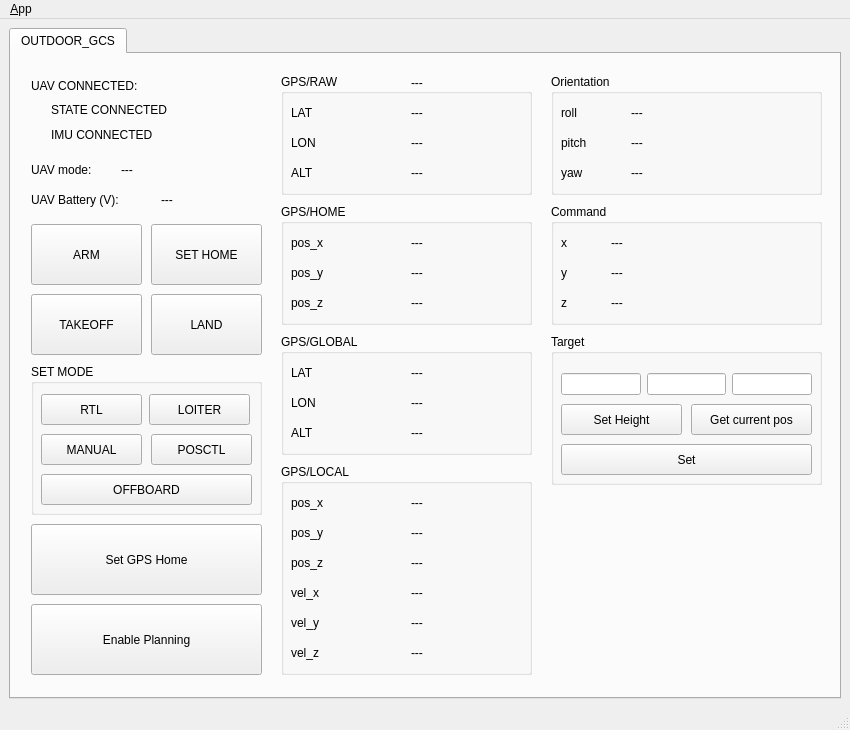
Old version of the form ui/main_window.ui in the repository chenc159/outdoor_gcs.
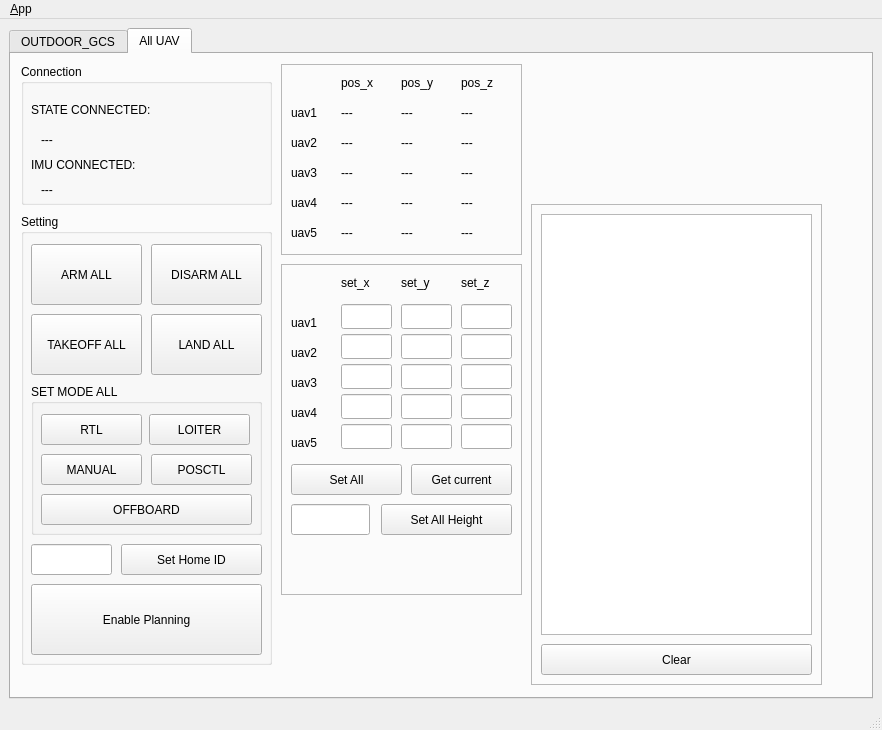
New version of the form. Icons and pictures are not drawn.

```diff
--- a/ui/main_window.ui
+++ b/ui/main_window.ui
@@ -6,7 +6,7 @@
    <rect>
     <x>0</x>
     <y>0</y>
-    <width>850</width>
+    <width>882</width>
     <height>730</height>
    </rect>
   </property>
@@ -34,7 +34,7 @@
        <locale language="English" country="Australia"/>
       </property>
       <property name="currentIndex">
-       <number>0</number>
+       <number>1</number>
       </property>
       <widget class="QWidget" name="tab_status">
        <attribute name="title">
@@ -998,6 +998,978 @@
         </property>
        </widget>
       </widget>
+      <widget class="QWidget" name="tab">
+       <attribute name="title">
+        <string>All UAV</string>
+       </attribute>
+       <widget class="QGroupBox" name="groupBox_3">
+        <property name="geometry">
+         <rect>
+          <x>10</x>
+          <y>160</y>
+          <width>251</width>
+          <height>451</height>
+         </rect>
+        </property>
+        <property name="title">
+         <string>Setting</string>
+        </property>
+        <widget class="QPushButton" name="ARM_ALL">
+         <property name="geometry">
+          <rect>
+           <x>10</x>
+           <y>30</y>
+           <width>111</width>
+           <height>61</height>
+          </rect>
+         </property>
+         <property name="text">
+          <string>ARM ALL</string>
+         </property>
+        </widget>
+        <widget class="QPushButton" name="DISARM_ALL">
+         <property name="geometry">
+          <rect>
+           <x>130</x>
+           <y>30</y>
+           <width>111</width>
+           <height>61</height>
+          </rect>
+         </property>
+         <property name="text">
+          <string>DISARM ALL</string>
+         </property>
+        </widget>
+        <widget class="QPushButton" name="TAKEOFF_ALL">
+         <property name="geometry">
+          <rect>
+           <x>10</x>
+           <y>100</y>
+           <width>111</width>
+           <height>61</height>
+          </rect>
+         </property>
+         <property name="text">
+          <string>TAKEOFF ALL</string>
+         </property>
+        </widget>
+        <widget class="QPushButton" name="LAND_ALL">
+         <property name="geometry">
+          <rect>
+           <x>130</x>
+           <y>100</y>
+           <width>111</width>
+           <height>61</height>
+          </rect>
+         </property>
+         <property name="text">
+          <string>LAND ALL</string>
+         </property>
+        </widget>
+        <widget class="QGroupBox" name="groupBox_2">
+         <property name="geometry">
+          <rect>
+           <x>10</x>
+           <y>170</y>
+           <width>231</width>
+           <height>151</height>
+          </rect>
+         </property>
+         <property name="title">
+          <string>SET MODE ALL</string>
+         </property>
+         <widget class="QPushButton" name="MODE_RTL_ALL">
+          <property name="geometry">
+           <rect>
+            <x>10</x>
+            <y>30</y>
+            <width>101</width>
+            <height>31</height>
+           </rect>
+          </property>
+          <property name="text">
+           <string>RTL</string>
+          </property>
+         </widget>
+         <widget class="QPushButton" name="MODE_LOITER_ALL">
+          <property name="geometry">
+           <rect>
+            <x>118</x>
+            <y>30</y>
+            <width>101</width>
+            <height>31</height>
+           </rect>
+          </property>
+          <property name="text">
+           <string>LOITER</string>
+          </property>
+         </widget>
+         <widget class="QPushButton" name="MODE_MANUAL_ALL">
+          <property name="geometry">
+           <rect>
+            <x>10</x>
+            <y>70</y>
+            <width>101</width>
+            <height>31</height>
+           </rect>
+          </property>
+          <property name="text">
+           <string>MANUAL</string>
+          </property>
+         </widget>
+         <widget class="QPushButton" name="MODE_POSCTL_ALL">
+          <property name="geometry">
+           <rect>
+            <x>120</x>
+            <y>70</y>
+            <width>101</width>
+            <height>31</height>
+           </rect>
+          </property>
+          <property name="text">
+           <string>POSCTL</string>
+          </property>
+         </widget>
+         <widget class="QPushButton" name="MODE_OFFBOARD_ALL">
+          <property name="geometry">
+           <rect>
+            <x>10</x>
+            <y>110</y>
+            <width>211</width>
+            <height>31</height>
+           </rect>
+          </property>
+          <property name="text">
+           <string>OFFBOARD</string>
+          </property>
+         </widget>
+        </widget>
+        <widget class="QLineEdit" name="Set_Home_ID">
+         <property name="geometry">
+          <rect>
+           <x>10</x>
+           <y>330</y>
+           <width>81</width>
+           <height>31</height>
+          </rect>
+         </property>
+        </widget>
+        <widget class="QPushButton" name="Set_Home_ID_ALL">
+         <property name="geometry">
+          <rect>
+           <x>100</x>
+           <y>330</y>
+           <width>141</width>
+           <height>31</height>
+          </rect>
+         </property>
+         <property name="text">
+          <string>Set Home ID</string>
+         </property>
+        </widget>
+        <widget class="QPushButton" name="Enable_Planning_ALL">
+         <property name="geometry">
+          <rect>
+           <x>10</x>
+           <y>370</y>
+           <width>231</width>
+           <height>71</height>
+          </rect>
+         </property>
+         <property name="text">
+          <string>Enable Planning</string>
+         </property>
+        </widget>
+       </widget>
+       <widget class="QGroupBox" name="groupBox_4">
+        <property name="geometry">
+         <rect>
+          <x>10</x>
+          <y>10</y>
+          <width>251</width>
+          <height>141</height>
+         </rect>
+        </property>
+        <property name="title">
+         <string>Connection</string>
+        </property>
+        <widget class="QLabel" name="STATE_CONNECT_ALL">
+         <property name="geometry">
+          <rect>
+           <x>10</x>
+           <y>30</y>
+           <width>161</width>
+           <height>31</height>
+          </rect>
+         </property>
+         <property name="text">
+          <string>STATE CONNECTED:</string>
+         </property>
+        </widget>
+        <widget class="QLabel" name="IMU_CONNECT_ALL">
+         <property name="geometry">
+          <rect>
+           <x>10</x>
+           <y>90</y>
+           <width>161</width>
+           <height>21</height>
+          </rect>
+         </property>
+         <property name="text">
+          <string>IMU CONNECTED:</string>
+         </property>
+        </widget>
+        <widget class="QLabel" name="STATE_CONNECT_ID">
+         <property name="geometry">
+          <rect>
+           <x>20</x>
+           <y>60</y>
+           <width>211</width>
+           <height>31</height>
+          </rect>
+         </property>
+         <property name="text">
+          <string>---</string>
+         </property>
+        </widget>
+        <widget class="QLabel" name="IMU_CONNECT_ID">
+         <property name="geometry">
+          <rect>
+           <x>20</x>
+           <y>110</y>
+           <width>211</width>
+           <height>31</height>
+          </rect>
+         </property>
+         <property name="text">
+          <string>---</string>
+         </property>
+        </widget>
+       </widget>
+       <widget class="QFrame" name="frame">
+        <property name="geometry">
+         <rect>
+          <x>270</x>
+          <y>10</y>
+          <width>241</width>
+          <height>191</height>
+         </rect>
+        </property>
+        <property name="frameShape">
+         <enum>QFrame::StyledPanel</enum>
+        </property>
+        <property name="frameShadow">
+         <enum>QFrame::Raised</enum>
+        </property>
+        <widget class="QLabel" name="posx_title_4">
+         <property name="geometry">
+          <rect>
+           <x>60</x>
+           <y>10</y>
+           <width>51</width>
+           <height>17</height>
+          </rect>
+         </property>
+         <property name="text">
+          <string>pos_x</string>
+         </property>
+        </widget>
+        <widget class="QLabel" name="posy_title_4">
+         <property name="geometry">
+          <rect>
+           <x>120</x>
+           <y>10</y>
+           <width>51</width>
+           <height>17</height>
+          </rect>
+         </property>
+         <property name="text">
+          <string>pos_y</string>
+         </property>
+        </widget>
+        <widget class="QLabel" name="posz_title_4">
+         <property name="geometry">
+          <rect>
+           <x>180</x>
+           <y>10</y>
+           <width>51</width>
+           <height>17</height>
+          </rect>
+         </property>
+         <property name="text">
+          <string>pos_z</string>
+         </property>
+        </widget>
+        <widget class="QLabel" name="uav_title_1">
+         <property name="geometry">
+          <rect>
+           <x>10</x>
+           <y>40</y>
+           <width>41</width>
+           <height>17</height>
+          </rect>
+         </property>
+         <property name="text">
+          <string>uav1</string>
+         </property>
+        </widget>
+        <widget class="QLabel" name="uav_x_1">
+         <property name="geometry">
+          <rect>
+           <x>60</x>
+           <y>40</y>
+           <width>51</width>
+           <height>17</height>
+          </rect>
+         </property>
+         <property name="text">
+          <string>---</string>
+         </property>
+        </widget>
+        <widget class="QLabel" name="uav_y_1">
+         <property name="geometry">
+          <rect>
+           <x>120</x>
+           <y>40</y>
+           <width>51</width>
+           <height>17</height>
+          </rect>
+         </property>
+         <property name="text">
+          <string>---</string>
+         </property>
+        </widget>
+        <widget class="QLabel" name="uav_z_1">
+         <property name="geometry">
+          <rect>
+           <x>180</x>
+           <y>40</y>
+           <width>51</width>
+           <height>17</height>
+          </rect>
+         </property>
+         <property name="text">
+          <string>---</string>
+         </property>
+        </widget>
+        <widget class="QLabel" name="uav_title_2">
+         <property name="geometry">
+          <rect>
+           <x>10</x>
+           <y>70</y>
+           <width>41</width>
+           <height>17</height>
+          </rect>
+         </property>
+         <property name="text">
+          <string>uav2</string>
+         </property>
+        </widget>
+        <widget class="QLabel" name="uav_title_3">
+         <property name="geometry">
+          <rect>
+           <x>10</x>
+           <y>100</y>
+           <width>41</width>
+           <height>17</height>
+          </rect>
+         </property>
+         <property name="text">
+          <string>uav3</string>
+         </property>
+        </widget>
+        <widget class="QLabel" name="uav_title_4">
+         <property name="geometry">
+          <rect>
+           <x>10</x>
+           <y>130</y>
+           <width>41</width>
+           <height>17</height>
+          </rect>
+         </property>
+         <property name="text">
+          <string>uav4</string>
+         </property>
+        </widget>
+        <widget class="QLabel" name="uav_title_5">
+         <property name="geometry">
+          <rect>
+           <x>10</x>
+           <y>160</y>
+           <width>41</width>
+           <height>17</height>
+          </rect>
+         </property>
+         <property name="text">
+          <string>uav5</string>
+         </property>
+        </widget>
+        <widget class="QLabel" name="uav_x_2">
+         <property name="geometry">
+          <rect>
+           <x>60</x>
+           <y>70</y>
+           <width>51</width>
+           <height>17</height>
+          </rect>
+         </property>
+         <property name="text">
+          <string>---</string>
+         </property>
+        </widget>
+        <widget class="QLabel" name="uav_x_3">
+         <property name="geometry">
+          <rect>
+           <x>60</x>
+           <y>100</y>
+           <width>51</width>
+           <height>17</height>
+          </rect>
+         </property>
+         <property name="text">
+          <string>---</string>
+         </property>
+        </widget>
+        <widget class="QLabel" name="uav_x_4">
+         <property name="geometry">
+          <rect>
+           <x>60</x>
+           <y>130</y>
+           <width>51</width>
+           <height>17</height>
+          </rect>
+         </property>
+         <property name="text">
+          <string>---</string>
+         </property>
+        </widget>
+        <widget class="QLabel" name="uav_x_5">
+         <property name="geometry">
+          <rect>
+           <x>60</x>
+           <y>160</y>
+           <width>51</width>
+           <height>17</height>
+          </rect>
+         </property>
+         <property name="text">
+          <string>---</string>
+         </property>
+        </widget>
+        <widget class="QLabel" name="uav_y_2">
+         <property name="geometry">
+          <rect>
+           <x>120</x>
+           <y>70</y>
+           <width>51</width>
+           <height>17</height>
+          </rect>
+         </property>
+         <property name="text">
+          <string>---</string>
+         </property>
+        </widget>
+        <widget class="QLabel" name="uav_y_3">
+         <property name="geometry">
+          <rect>
+           <x>120</x>
+           <y>100</y>
+           <width>51</width>
+           <height>17</height>
+          </rect>
+         </property>
+         <property name="text">
+          <string>---</string>
+         </property>
+        </widget>
+        <widget class="QLabel" name="uav_y_4">
+         <property name="geometry">
+          <rect>
+           <x>120</x>
+           <y>130</y>
+           <width>51</width>
+           <height>17</height>
+          </rect>
+         </property>
+         <property name="text">
+          <string>---</string>
+         </property>
+        </widget>
+        <widget class="QLabel" name="uav_y_5">
+         <property name="geometry">
+          <rect>
+           <x>120</x>
+           <y>160</y>
+           <width>51</width>
+           <height>17</height>
+          </rect>
+         </property>
+         <property name="text">
+          <string>---</string>
+         </property>
+        </widget>
+        <widget class="QLabel" name="uav_z_2">
+         <property name="geometry">
+          <rect>
+           <x>180</x>
+           <y>70</y>
+           <width>51</width>
+           <height>17</height>
+          </rect>
+         </property>
+         <property name="text">
+          <string>---</string>
+         </property>
+        </widget>
+        <widget class="QLabel" name="uav_z_3">
+         <property name="geometry">
+          <rect>
+           <x>180</x>
+           <y>100</y>
+           <width>51</width>
+           <height>17</height>
+          </rect>
+         </property>
+         <property name="text">
+          <string>---</string>
+         </property>
+        </widget>
+        <widget class="QLabel" name="uav_z_4">
+         <property name="geometry">
+          <rect>
+           <x>180</x>
+           <y>130</y>
+           <width>51</width>
+           <height>17</height>
+          </rect>
+         </property>
+         <property name="text">
+          <string>---</string>
+         </property>
+        </widget>
+        <widget class="QLabel" name="uav_z_5">
+         <property name="geometry">
+          <rect>
+           <x>180</x>
+           <y>160</y>
+           <width>51</width>
+           <height>17</height>
+          </rect>
+         </property>
+         <property name="text">
+          <string>---</string>
+         </property>
+        </widget>
+       </widget>
+       <widget class="QFrame" name="frame_2">
+        <property name="geometry">
+         <rect>
+          <x>270</x>
+          <y>210</y>
+          <width>241</width>
+          <height>331</height>
+         </rect>
+        </property>
+        <property name="frameShape">
+         <enum>QFrame::StyledPanel</enum>
+        </property>
+        <property name="frameShadow">
+         <enum>QFrame::Raised</enum>
+        </property>
+        <widget class="QLabel" name="set_x">
+         <property name="geometry">
+          <rect>
+           <x>60</x>
+           <y>10</y>
+           <width>51</width>
+           <height>17</height>
+          </rect>
+         </property>
+         <property name="text">
+          <string>set_x</string>
+         </property>
+        </widget>
+        <widget class="QLabel" name="set_y">
+         <property name="geometry">
+          <rect>
+           <x>120</x>
+           <y>10</y>
+           <width>51</width>
+           <height>17</height>
+          </rect>
+         </property>
+         <property name="text">
+          <string>set_y</string>
+         </property>
+        </widget>
+        <widget class="QLabel" name="set_z">
+         <property name="geometry">
+          <rect>
+           <x>180</x>
+           <y>10</y>
+           <width>51</width>
+           <height>17</height>
+          </rect>
+         </property>
+         <property name="text">
+          <string>set_z</string>
+         </property>
+        </widget>
+        <widget class="QLabel" name="uav_set_1">
+         <property name="geometry">
+          <rect>
+           <x>10</x>
+           <y>50</y>
+           <width>41</width>
+           <height>17</height>
+          </rect>
+         </property>
+         <property name="text">
+          <string>uav1</string>
+         </property>
+        </widget>
+        <widget class="QLabel" name="uav_set_2">
+         <property name="geometry">
+          <rect>
+           <x>10</x>
+           <y>80</y>
+           <width>41</width>
+           <height>17</height>
+          </rect>
+         </property>
+         <property name="text">
+          <string>uav2</string>
+         </property>
+        </widget>
+        <widget class="QLabel" name="uav_set_3">
+         <property name="geometry">
+          <rect>
+           <x>10</x>
+           <y>110</y>
+           <width>41</width>
+           <height>17</height>
+          </rect>
+         </property>
+         <property name="text">
+          <string>uav3</string>
+         </property>
+        </widget>
+        <widget class="QLabel" name="uav_set_4">
+         <property name="geometry">
+          <rect>
+           <x>10</x>
+           <y>140</y>
+           <width>41</width>
+           <height>17</height>
+          </rect>
+         </property>
+         <property name="text">
+          <string>uav4</string>
+         </property>
+        </widget>
+        <widget class="QLabel" name="uav_set_5">
+         <property name="geometry">
+          <rect>
+           <x>10</x>
+           <y>170</y>
+           <width>41</width>
+           <height>17</height>
+          </rect>
+         </property>
+         <property name="text">
+          <string>uav5</string>
+         </property>
+        </widget>
+        <widget class="QWidget" name="widget" native="true">
+         <property name="geometry">
+          <rect>
+           <x>60</x>
+           <y>40</y>
+           <width>171</width>
+           <height>31</height>
+          </rect>
+         </property>
+         <widget class="QLineEdit" name="uav_x_input_1">
+          <property name="geometry">
+           <rect>
+            <x>0</x>
+            <y>0</y>
+            <width>51</width>
+            <height>25</height>
+           </rect>
+          </property>
+         </widget>
+         <widget class="QLineEdit" name="uav_y_input_1">
+          <property name="geometry">
+           <rect>
+            <x>60</x>
+            <y>0</y>
+            <width>51</width>
+            <height>25</height>
+           </rect>
+          </property>
+         </widget>
+         <widget class="QLineEdit" name="uav_z_input_1">
+          <property name="geometry">
+           <rect>
+            <x>120</x>
+            <y>0</y>
+            <width>51</width>
+            <height>25</height>
+           </rect>
+          </property>
+         </widget>
+        </widget>
+        <widget class="QWidget" name="widget_2" native="true">
+         <property name="geometry">
+          <rect>
+           <x>60</x>
+           <y>70</y>
+           <width>171</width>
+           <height>31</height>
+          </rect>
+         </property>
+         <widget class="QLineEdit" name="uav_x_input_2">
+          <property name="geometry">
+           <rect>
+            <x>0</x>
+            <y>0</y>
+            <width>51</width>
+            <height>25</height>
+           </rect>
+          </property>
+         </widget>
+         <widget class="QLineEdit" name="uav_y_input_2">
+          <property name="geometry">
+           <rect>
+            <x>60</x>
+            <y>0</y>
+            <width>51</width>
+            <height>25</height>
+           </rect>
+          </property>
+         </widget>
+         <widget class="QLineEdit" name="uav_z_input_2">
+          <property name="geometry">
+           <rect>
+            <x>120</x>
+            <y>0</y>
+            <width>51</width>
+            <height>25</height>
+           </rect>
+          </property>
+         </widget>
+        </widget>
+        <widget class="QWidget" name="widget_3" native="true">
+         <property name="geometry">
+          <rect>
+           <x>60</x>
+           <y>100</y>
+           <width>171</width>
+           <height>31</height>
+          </rect>
+         </property>
+         <widget class="QLineEdit" name="uav_x_input_3">
+          <property name="geometry">
+           <rect>
+            <x>0</x>
+            <y>0</y>
+            <width>51</width>
+            <height>25</height>
+           </rect>
+          </property>
+         </widget>
+         <widget class="QLineEdit" name="uav_y_input_3">
+          <property name="geometry">
+           <rect>
+            <x>60</x>
+            <y>0</y>
+            <width>51</width>
+            <height>25</height>
+           </rect>
+          </property>
+         </widget>
+         <widget class="QLineEdit" name="uav_z_input_3">
+          <property name="geometry">
+           <rect>
+            <x>120</x>
+            <y>0</y>
+            <width>51</width>
+            <height>25</height>
+           </rect>
+          </property>
+         </widget>
+        </widget>
+        <widget class="QWidget" name="widget_4" native="true">
+         <property name="geometry">
+          <rect>
+           <x>60</x>
+           <y>130</y>
+           <width>171</width>
+           <height>31</height>
+          </rect>
+         </property>
+         <widget class="QLineEdit" name="uav_x_input_4">
+          <property name="geometry">
+           <rect>
+            <x>0</x>
+            <y>0</y>
+            <width>51</width>
+            <height>25</height>
+           </rect>
+          </property>
+         </widget>
+         <widget class="QLineEdit" name="uav_y_input_4">
+          <property name="geometry">
+           <rect>
+            <x>60</x>
+            <y>0</y>
+            <width>51</width>
+            <height>25</height>
+           </rect>
+          </property>
+         </widget>
+         <widget class="QLineEdit" name="uav_z_input_4">
+          <property name="geometry">
+           <rect>
+            <x>120</x>
+            <y>0</y>
+            <width>51</width>
+            <height>25</height>
+           </rect>
+          </property>
+         </widget>
+        </widget>
+        <widget class="QWidget" name="widget_5" native="true">
+         <property name="geometry">
+          <rect>
+           <x>60</x>
+           <y>160</y>
+           <width>171</width>
+           <height>31</height>
+          </rect>
+         </property>
+         <widget class="QLineEdit" name="uav_x_input_5">
+          <property name="geometry">
+           <rect>
+            <x>0</x>
+            <y>0</y>
+            <width>51</width>
+            <height>25</height>
+           </rect>
+          </property>
+         </widget>
+         <widget class="QLineEdit" name="uav_y_input_5">
+          <property name="geometry">
+           <rect>
+            <x>60</x>
+            <y>0</y>
+            <width>51</width>
+            <height>25</height>
+           </rect>
+          </property>
+         </widget>
+         <widget class="QLineEdit" name="uav_z_input_5">
+          <property name="geometry">
+           <rect>
+            <x>120</x>
+            <y>0</y>
+            <width>51</width>
+            <height>25</height>
+           </rect>
+          </property>
+         </widget>
+        </widget>
+        <widget class="QPushButton" name="Button_Set_All">
+         <property name="geometry">
+          <rect>
+           <x>10</x>
+           <y>200</y>
+           <width>111</width>
+           <height>31</height>
+          </rect>
+         </property>
+         <property name="text">
+          <string>Set All</string>
+         </property>
+        </widget>
+        <widget class="QPushButton" name="Button_Get_All">
+         <property name="geometry">
+          <rect>
+           <x>130</x>
+           <y>200</y>
+           <width>101</width>
+           <height>31</height>
+          </rect>
+         </property>
+         <property name="text">
+          <string>Get current</string>
+         </property>
+        </widget>
+        <widget class="QLineEdit" name="all_height_input">
+         <property name="geometry">
+          <rect>
+           <x>10</x>
+           <y>240</y>
+           <width>79</width>
+           <height>31</height>
+          </rect>
+         </property>
+        </widget>
+        <widget class="QPushButton" name="Button_Set_H_All">
+         <property name="geometry">
+          <rect>
+           <x>100</x>
+           <y>240</y>
+           <width>131</width>
+           <height>31</height>
+          </rect>
+         </property>
+         <property name="text">
+          <string>Set All Height</string>
+         </property>
+        </widget>
+       </widget>
+       <widget class="QFrame" name="frame_3">
+        <property name="geometry">
+         <rect>
+          <x>520</x>
+          <y>150</y>
+          <width>291</width>
+          <height>481</height>
+         </rect>
+        </property>
+        <property name="frameShape">
+         <enum>QFrame::StyledPanel</enum>
+        </property>
+        <property name="frameShadow">
+         <enum>QFrame::Raised</enum>
+        </property>
+        <widget class="QListWidget" name="logger">
+         <property name="geometry">
+          <rect>
+           <x>10</x>
+           <y>10</y>
+           <width>271</width>
+           <height>421</height>
+          </rect>
+         </property>
+        </widget>
+        <widget class="QPushButton" name="ClearLog_Button">
+         <property name="geometry">
+          <rect>
+           <x>10</x>
+           <y>440</y>
+           <width>271</width>
+           <height>31</height>
+          </rect>
+         </property>
+         <property name="text">
+          <string>Clear</string>
+         </property>
+        </widget>
+       </widget>
+      </widget>
      </widget>
     </item>
    </layout>
@@ -1008,7 +1980,7 @@
     <rect>
      <x>0</x>
      <y>0</y>
-     <width>850</width>
+     <width>882</width>
      <height>22</height>
     </rect>
    </property>
```
